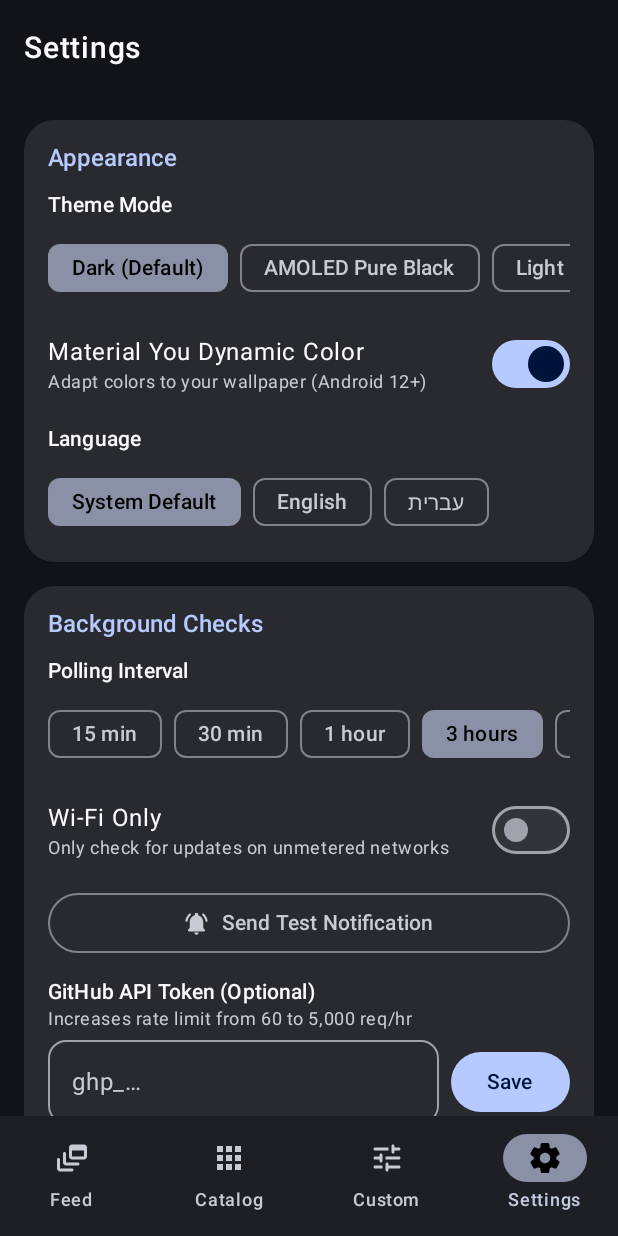
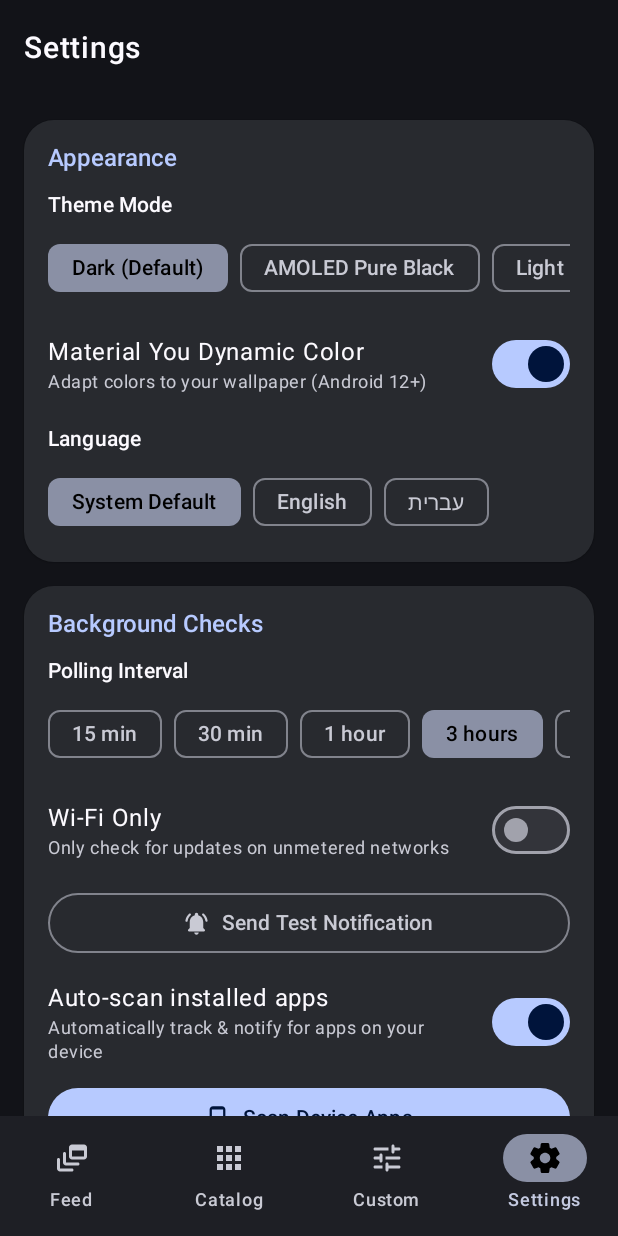
Before and after one commit to dor2500/update-pulse, an Android app built with Jetpack Compose: the screen it shows after launch (MainActivity), item 4 of the bottom bar chosen, on a phone screen of 412 x 824 dp. Run offline under Robolectric (Android 15) with nearby library versions, the phone set to English and light mode, and no system bars; our stand-ins replace Room's generated code; 1 statement that could not run was skipped.

Commit message:
feat: automatic installed apps scanner with auto-tracking and notifications (v1.5.0)

```diff
--- a/app/build.gradle.kts
+++ b/app/build.gradle.kts
@@ -14,8 +14,8 @@ android {
         applicationId = "com.dor2500.updatepulse"
         minSdk = 26
         targetSdk = 35
-        versionCode = 6
-        versionName = "1.4.1"
+        versionCode = 7
+        versionName = "1.5.0"
 
         buildConfigField("String", "GITHUB_REPO", "\"dor2500/update-pulse\"")
 
--- a/app/src/main/AndroidManifest.xml
+++ b/app/src/main/AndroidManifest.xml
@@ -6,6 +6,9 @@
     <uses-permission android:name="android.permission.ACCESS_NETWORK_STATE" />
     <uses-permission android:name="android.permission.POST_NOTIFICATIONS" />
     <uses-permission android:name="android.permission.REQUEST_INSTALL_PACKAGES" />
+    <uses-permission
+        android:name="android.permission.QUERY_ALL_PACKAGES"
+        tools:ignore="QueryAllPackagesPermission" />
 
     <application
         android:name=".UpdatePulseApp"
--- a/app/src/main/java/com/dor2500/updatepulse/MainActivity.kt
+++ b/app/src/main/java/com/dor2500/updatepulse/MainActivity.kt
@@ -95,6 +95,7 @@ private fun UpdatePulseRoot(viewModel: MainViewModel) {
     val isRefreshing by viewModel.isRefreshing.collectAsStateWithLifecycle()
     val availableAppUpdate by viewModel.availableAppUpdate.collectAsStateWithLifecycle()
     val isCheckingAppUpdate by viewModel.isCheckingAppUpdate.collectAsStateWithLifecycle()
+    val isScanningApps by viewModel.isScanningApps.collectAsStateWithLifecycle()
     val downloadState by viewModel.downloadState.collectAsStateWithLifecycle()
 
     var currentTab by remember { mutableStateOf(NavTab.FEED) }
@@ -164,6 +165,8 @@ private fun UpdatePulseRoot(viewModel: MainViewModel) {
                 )
                 NavTab.CATALOG -> CatalogScreen(
                     services = services,
+                    isScanningApps = isScanningApps,
+                    onScanInstalledApps = { viewModel.scanInstalledApps(silentIfNoNew = false) },
                     onToggleSubscription = viewModel::toggleSubscription,
                     onToggleNotifications = viewModel::toggleServiceNotifications,
                     onCheckService = viewModel::checkSingleService
@@ -182,11 +185,14 @@ private fun UpdatePulseRoot(viewModel: MainViewModel) {
                 NavTab.SETTINGS -> SettingsScreen(
                     preferences = prefs,
                     isCheckingAppUpdate = isCheckingAppUpdate,
+                    isScanningApps = isScanningApps,
                     onThemeModeChange = viewModel::setThemeMode,
                     onDynamicColorChange = viewModel::setDynamicColor,
                     onLanguageChange = viewModel::setAppLanguage,
                     onPollIntervalChange = viewModel::setPollInterval,
                     onWifiOnlyChange = viewModel::setWifiOnly,
+                    onAutoScanAppsChange = viewModel::setAutoScanApps,
+                    onScanInstalledApps = { viewModel.scanInstalledApps(silentIfNoNew = false) },
                     onGithubTokenSave = viewModel::setGithubToken,
                     onSendTestNotification = viewModel::sendTestNotification,
                     onClearFeed = viewModel::clearFeed,
--- a/app/src/main/java/com/dor2500/updatepulse/data/local/Daos.kt
+++ b/app/src/main/java/com/dor2500/updatepulse/data/local/Daos.kt
@@ -39,6 +39,9 @@ interface TrackedServiceDao {
     @Query("UPDATE tracked_services SET notificationsEnabled = :enabled WHERE id = :id")
     suspend fun setNotificationsEnabled(id: String, enabled: Boolean)
 
+    @Query("UPDATE tracked_services SET isSubscribed = 1, notificationsEnabled = 1 WHERE id IN (:ids)")
+    suspend fun enableTrackingAndNotifications(ids: List<String>)
+
     @Query("DELETE FROM tracked_services WHERE id = :id")
     suspend fun deleteById(id: String)
 }
--- /dev/null
+++ b/app/src/main/java/com/dor2500/updatepulse/data/local/InstalledAppScanner.kt
@@ -0,0 +1,207 @@
+package com.dor2500.updatepulse.data.local
+
+import android.content.Context
+import android.content.pm.PackageManager
+import kotlinx.coroutines.Dispatchers
+import kotlinx.coroutines.withContext
+
+data class AppScanMatch(
+    val serviceId: String,
+    val serviceName: String,
+    val packageName: String
+)
+
+class InstalledAppScanner(private val context: Context) {
+
+    suspend fun scan(allServices: List<TrackedServiceEntity>): List<AppScanMatch> =
+        withContext(Dispatchers.IO) {
+            val pm = context.packageManager
+            val installedApps = pm.getInstalledApplications(PackageManager.GET_META_DATA)
+            val servicesById = allServices.associateBy { it.id }
+
+            // Build normalized name index for fallback matching of launcher apps
+            val normalizedCatalog = allServices
+                .filter { !it.isCustom }
+                .mapNotNull { service ->
+                    val cleanName = service.name
+                        .substringBefore(" (")
+                        .trim()
+                    val norm = normalize(cleanName)
+                    if (norm.length >= 4) norm to service else null
+                }
+
+            val matched = linkedMapOf<String, AppScanMatch>()
+
+            for (appInfo in installedApps) {
+                val pkg = appInfo.packageName ?: continue
+                if (pkg == context.packageName) continue
+
+                // 1. Direct package-name match (works for both user & key system/Google apps)
+                val mappedId = PACKAGE_TO_SERVICE_ID[pkg]
+                if (mappedId != null) {
+                    val service = servicesById[mappedId]
+                    if (service != null && !matched.containsKey(service.id)) {
+                        matched[service.id] = AppScanMatch(
+                            serviceId = service.id,
+                            serviceName = service.name,
+                            packageName = pkg
+                        )
+                        continue
+                    }
+                }
+
+                // 2. Fallback label match only for user-launchable apps to avoid system noise
+                val isLaunchable = pm.getLaunchIntentForPackage(pkg) != null
+                if (!isLaunchable) continue
+
+                val appLabel = pm.getApplicationLabel(appInfo).toString()
+                val normLabel = normalize(appLabel)
+                if (normLabel.length < 4) continue
+
+                val labelMatch = normalizedCatalog.firstOrNull { (normService, _) ->
+                    normLabel == normService
+                }?.second
+
+                if (labelMatch != null && !matched.containsKey(labelMatch.id)) {
+                    matched[labelMatch.id] = AppScanMatch(
+                        serviceId = labelMatch.id,
+                        serviceName = labelMatch.name,
+                        packageName = pkg
+                    )
+                }
+            }
+
+            matched.values.toList()
+        }
+
+    private fun normalize(value: String): String =
+        value.lowercase().replace(Regex("[^a-z0-9\u0590-\u05ff]"), "")
+
+    companion object {
+        private val PACKAGE_TO_SERVICE_ID: Map<String, String> = mapOf(
+            // Google & Pixel
+            "com.google.android.gms" to "google_play_services",
+            "com.android.vending" to "google_play_store",
+            "com.google.android.GoogleCamera" to "google_pixel_camera",
+            "com.google.android.webview" to "google_webview",
+            "com.google.android.apps.wear.companion" to "google_pixel_watch",
+            "com.google.android.googlequicksearchbox" to "google_app",
+            "com.google.android.apps.messaging" to "google_messages",
+            "com.google.android.inputmethod.latin" to "google_gboard",
+            "com.google.android.apps.photos" to "google_photos",
+            "com.google.android.apps.maps" to "google_maps",
+            "com.google.android.dialer" to "google_phone",
+            "com.google.android.contacts" to "google_contacts",
+            "com.google.android.deskclock" to "google_clock",
+            "com.google.android.calculator" to "google_calculator",
+            "com.google.android.projection.gearhead" to "google_android_auto",
+            "com.google.android.apps.chromecast.app" to "google_home",
+            "com.google.android.apps.nexuslauncher" to "google_pixel_launcher",
+            "com.google.android.apps.wearables.maestro.companion" to "google_pixel_buds",
+            "com.google.android.gm" to "google_gmail",
+            "com.google.android.calendar" to "google_calendar",
+            "com.google.android.apps.docs" to "google_drive",
+            "com.google.android.apps.docs.editors.docs" to "google_docs",
+            "com.google.android.apps.docs.editors.sheets" to "google_sheets",
+            "com.google.android.apps.docs.editors.slides" to "google_slides",
+            "com.google.android.keep" to "google_keep",
+            "com.google.android.apps.translate" to "google_translate",
+            "com.google.android.apps.walletnfcrel" to "google_wallet",
+            "com.google.android.apps.authenticator2" to "google_authenticator",
+            "com.google.android.youtube" to "google_youtube",
+            "com.google.android.apps.youtube.music" to "google_yt_music",
+            "com.google.android.apps.nbu.files" to "google_files",
+            "com.google.android.apps.adm" to "google_find_my",
+
+            // Messaging & Social
+            "com.whatsapp" to "msg_whatsapp_beta",
+            "com.whatsapp.w4b" to "msg_whatsapp_business",
+            "org.telegram.messenger" to "msg_telegram",
+            "org.telegram.messenger.web" to "msg_telegram",
+            "org.thunderdog.challegram" to "msg_telegram_x",
+            "nekox.messenger" to "msg_nekogram",
+            "com.discord" to "msg_discord",
+            "org.thoughtcrime.securesms" to "msg_signal",
+            "com.instagram.android" to "msg_instagram",
+            "com.instagram.barcelona" to "msg_threads",
+            "com.facebook.katana" to "msg_facebook",
+            "com.facebook.orca" to "msg_messenger",
+            "com.twitter.android" to "msg_x_twitter",
+            "com.reddit.frontpage" to "msg_reddit",
+            "com.Slack" to "msg_slack",
+            "com.microsoft.teams" to "msg_teams",
+            "us.zoom.videomeetings" to "msg_zoom",
+            "com.snapchat.android" to "msg_snapchat",
+            "com.zhiliaoapp.musically" to "msg_tiktok",
+            "com.linkedin.android" to "msg_linkedin",
+            "com.viber.voip" to "msg_viber",
+            "im.vector.app" to "msg_element",
+            "network.loki.messenger" to "msg_session",
+            "chat.simplex.app" to "msg_simplex",
+            "xyz.blueskyweb.app" to "msg_bluesky",
+            "org.joinmastodon.android" to "msg_mastodon",
+            "com.keylesspalace.tusky" to "msg_tusky",
+            "net.thunderbird.android" to "msg_thunderbird",
+            "ch.protonmail.android" to "msg_proton_mail",
+            "de.tutao.tutanota" to "msg_tuta_mail",
+
+            // Browsers
+            "com.android.chrome" to "browser_chrome_stable",
+            "com.chrome.beta" to "browser_chrome_beta",
+            "com.chrome.canary" to "browser_chrome_canary",
+            "org.mozilla.firefox" to "browser_firefox",
+            "org.mozilla.firefox_beta" to "browser_firefox_beta",
+            "org.mozilla.fenix" to "browser_firefox_nightly",
+            "org.mozilla.focus" to "browser_firefox_focus",
+            "com.brave.browser" to "browser_brave",
+            "com.vivaldi.browser" to "browser_vivaldi_stable",
+            "com.vivaldi.browser.snapshot" to "browser_vivaldi",
+            "com.microsoft.emmx" to "browser_edge",
+            "com.microsoft.emmx.canary" to "browser_edge_canary",
+            "com.opera.browser" to "browser_opera",
+            "com.opera.gx" to "browser_opera_gx",
+            "com.duckduckgo.mobile.android" to "browser_duckduckgo",
+
+            // Android Power-User & Open Source
+            "com.aurora.store" to "gl_aurora_store",
+            "org.fdroid.fdroid" to "gl_fdroid_client",
+            "app.organicmaps" to "gl_organic_maps",
+
+            // Israel Regional
+            "com.waze" to "il_waze",
+            "com.tranzmate" to "il_moovit",
+            "com.bnhp.payments.app" to "il_bit",
+            "com.payboxapp" to "il_paybox",
+            "com.hopon.ravkav" to "il_ravkav",
+            "com.unicell.pango" to "il_pango",
+            "com.cellopark.android" to "il_cello",
+            "com.tzofar.redalert" to "il_tzofar",
+            "com.alert.meserhadash" to "il_oref",
+            "com.keshet.mako.vod" to "il_12plus",
+            "com.kan.android" to "il_kan",
+
+            // Global Media / Security / AI
+            "com.openai.chatgpt" to "ai_chatgpt",
+            "com.anthropic.claude" to "ai_claude",
+            "com.google.android.apps.bard" to "ai_gemini",
+            "ai.perplexity.app.android" to "ai_perplexity",
+            "com.microsoft.copilot" to "ai_copilot",
+            "com.x8bit.bitwarden" to "sec_bitwarden",
+            "com.onepassword.android" to "sec_1password",
+            "ch.protonvpn.android" to "sec_protonvpn",
+            "com.tailscale.ipn" to "sec_tailscale",
+            "com.wireguard.android" to "sec_wireguard",
+            "net.mullvad.mullvadvpn" to "sec_mullvad",
+            "com.adguard.android" to "sec_adguard",
+            "io.homeassistant.companion.android" to "sm_home_assistant",
+            "com.plexapp.android" to "sm_plex",
+            "org.jellyfin.mobile" to "sm_jellyfin",
+            "com.spotify.music" to "sm_spotify",
+            "com.netflix.mediaclient" to "sm_netflix",
+            "org.videolan.vlc" to "sm_vlc",
+            "com.termux" to "pw_termux",
+            "moe.shizuku.privileged.api" to "pw_shizuku",
+            "com.topjohnwu.magisk" to "pw_magisk"
+        )
+    }
+}
--- a/app/src/main/java/com/dor2500/updatepulse/data/preferences/UserPreferencesRepository.kt
+++ b/app/src/main/java/com/dor2500/updatepulse/data/preferences/UserPreferencesRepository.kt
@@ -21,6 +21,8 @@ data class UserPreferences(
     val pollInterval: PollInterval = PollInterval.HOUR_3,
     val wifiOnly: Boolean = false,
     val autoCheckAppUpdate: Boolean = true,
+    val autoScanApps: Boolean = true,
+    val hasCompletedInitialScan: Boolean = false,
     val githubToken: String = "",
     val appLanguage: AppLanguage = AppLanguage.SYSTEM
 )
@@ -33,6 +35,8 @@ class UserPreferencesRepository(private val context: Context) {
         val POLL_INTERVAL = stringPreferencesKey("poll_interval")
         val WIFI_ONLY = booleanPreferencesKey("wifi_only")
         val AUTO_CHECK_APP_UPDATE = booleanPreferencesKey("auto_check_app_update")
+        val AUTO_SCAN_APPS = booleanPreferencesKey("auto_scan_apps")
+        val HAS_COMPLETED_INITIAL_SCAN = booleanPreferencesKey("has_completed_initial_scan")
         val GITHUB_TOKEN = stringPreferencesKey("github_token")
         val APP_LANGUAGE = stringPreferencesKey("app_language")
     }
@@ -56,6 +60,8 @@ class UserPreferencesRepository(private val context: Context) {
             pollInterval = interval,
             wifiOnly = prefs[Keys.WIFI_ONLY] ?: false,
             autoCheckAppUpdate = prefs[Keys.AUTO_CHECK_APP_UPDATE] ?: true,
+            autoScanApps = prefs[Keys.AUTO_SCAN_APPS] ?: true,
+            hasCompletedInitialScan = prefs[Keys.HAS_COMPLETED_INITIAL_SCAN] ?: false,
             githubToken = prefs[Keys.GITHUB_TOKEN] ?: "",
             appLanguage = language
         )
@@ -81,6 +87,14 @@ class UserPreferencesRepository(private val context: Context) {
         context.dataStore.edit { it[Keys.AUTO_CHECK_APP_UPDATE] = enabled }
     }
 
+    suspend fun setAutoScanApps(enabled: Boolean) {
+        context.dataStore.edit { it[Keys.AUTO_SCAN_APPS] = enabled }
+    }
+
+    suspend fun setInitialScanCompleted() {
+        context.dataStore.edit { it[Keys.HAS_COMPLETED_INITIAL_SCAN] = true }
+    }
+
     suspend fun setGithubToken(token: String) {
         context.dataStore.edit { it[Keys.GITHUB_TOKEN] = token.trim() }
     }
--- a/app/src/main/java/com/dor2500/updatepulse/data/repository/UpdateRepository.kt
+++ b/app/src/main/java/com/dor2500/updatepulse/data/repository/UpdateRepository.kt
@@ -3,6 +3,7 @@ package com.dor2500.updatepulse.data.repository
 import android.content.Context
 import com.dor2500.updatepulse.data.local.AppDatabase
 import com.dor2500.updatepulse.data.local.CuratedCatalog
+import com.dor2500.updatepulse.data.local.InstalledAppScanner
 import com.dor2500.updatepulse.data.local.TrackedServiceEntity
 import com.dor2500.updatepulse.data.local.UpdateEventEntity
 import com.dor2500.updatepulse.data.network.FetchedRelease
@@ -23,6 +24,11 @@ import kotlinx.serialization.json.Json
 data class CheckSummary(
     val checkedCount: Int,
     val newUpdatesCount: Int
+)
+
+data class AppScanSummary(
+    val totalMatched: Int,
+    val newlyEnabled: Int
 )
 
 @Serializable
@@ -53,6 +59,24 @@ class UpdateRepository(
 
     suspend fun ensureSeeded() {
         serviceDao.insertIgnoreAll(CuratedCatalog.defaultServices)
+    }
+
+    suspend fun scanAndAutoSubscribeInstalledApps(): AppScanSummary {
+        ensureSeeded()
+        val allServices = serviceDao.getAll()
+        val matches = InstalledAppScanner(context).scan(allServices)
+        if (matches.isEmpty()) {
+            return AppScanSummary(totalMatched = 0, newlyEnabled = 0)
+        }
+        val byId = allServices.associateBy { it.id }
+        val newlyEnabled = matches.count { match ->
+            val current = byId[match.serviceId]
+            current != null && (!current.isSubscribed || !current.notificationsEnabled)
+        }
+        matches.map { it.serviceId }.chunked(500).forEach { chunk ->
+            serviceDao.enableTrackingAndNotifications(chunk)
+        }
+        return AppScanSummary(totalMatched = matches.size, newlyEnabled = newlyEnabled)
     }
 
     suspend fun setSubscribed(id: String, subscribed: Boolean) {
--- a/app/src/main/java/com/dor2500/updatepulse/ui/MainViewModel.kt
+++ b/app/src/main/java/com/dor2500/updatepulse/ui/MainViewModel.kt
@@ -64,12 +64,18 @@ class MainViewModel(application: Application) : AndroidViewModel(application) {
     private val _isCheckingAppUpdate = MutableStateFlow(false)
     val isCheckingAppUpdate: StateFlow<Boolean> = _isCheckingAppUpdate.asStateFlow()
 
+    private val _isScanningApps = MutableStateFlow(false)
+    val isScanningApps: StateFlow<Boolean> = _isScanningApps.asStateFlow()
+
     private val _downloadState = MutableStateFlow<DownloadState?>(null)
     val downloadState: StateFlow<DownloadState?> = _downloadState.asStateFlow()
 
     init {
         viewModelScope.launch {
             val prefs = prefsRepo.preferencesFlow.first()
+            if (prefs.autoScanApps || !prefs.hasCompletedInitialScan) {
+                scanInstalledApps(silentIfNoNew = true)
+            }
             if (prefs.autoCheckAppUpdate) {
                 checkForAppUpdate(silentIfUpToDate = true)
             }
@@ -174,6 +180,39 @@ class MainViewModel(application: Application) : AndroidViewModel(application) {
 
     fun setAutoCheckAppUpdate(enabled: Boolean) {
         viewModelScope.launch { prefsRepo.setAutoCheckAppUpdate(enabled) }
+    }
+
+    fun setAutoScanApps(enabled: Boolean) {
+        viewModelScope.launch { prefsRepo.setAutoScanApps(enabled) }
+    }
+
+    fun scanInstalledApps(silentIfNoNew: Boolean = false) {
+        if (_isScanningApps.value) return
+        viewModelScope.launch {
+            _isScanningApps.value = true
+            try {
+                val summary = repository.scanAndAutoSubscribeInstalledApps()
+                val prefs = prefsRepo.preferencesFlow.first()
+                prefsRepo.setInitialScanCompleted()
+                WorkScheduler.schedule(getApplication(), prefs.pollInterval, prefs.wifiOnly)
+                if (!silentIfNoNew || summary.newlyEnabled > 0) {
+                    val app = getApplication<Application>()
+                    _snackbarEvents.emit(
+                        app.getString(
+                            com.dor2500.updatepulse.R.string.scan_apps_result,
+                            summary.totalMatched,
+                            summary.newlyEnabled
+                        )
+                    )
+                }
+            } catch (e: Exception) {
+                if (!silentIfNoNew) {
+                    _snackbarEvents.emit("Scan failed: ${e.message ?: "Unknown error"}")
+                }
+            } finally {
+                _isScanningApps.value = false
+            }
+        }
     }
 
     fun setGithubToken(token: String) {
--- a/app/src/main/java/com/dor2500/updatepulse/ui/screens/CatalogScreen.kt
+++ b/app/src/main/java/com/dor2500/updatepulse/ui/screens/CatalogScreen.kt
@@ -23,6 +23,7 @@ import androidx.compose.material.icons.Icons
 import androidx.compose.material.icons.rounded.Clear
 import androidx.compose.material.icons.rounded.Notifications
 import androidx.compose.material.icons.rounded.NotificationsOff
+import androidx.compose.material.icons.rounded.PhoneAndroid
 import androidx.compose.material.icons.rounded.Refresh
 import androidx.compose.material.icons.rounded.Search
 import androidx.compose.material3.CardDefaults
@@ -59,6 +60,8 @@ import com.dor2500.updatepulse.data.model.SourceType
 @Composable
 fun CatalogScreen(
     services: List<TrackedServiceEntity>,
+    isScanningApps: Boolean,
+    onScanInstalledApps: () -> Unit,
     onToggleSubscription: (TrackedServiceEntity) -> Unit,
     onToggleNotifications: (TrackedServiceEntity) -> Unit,
     onCheckService: (TrackedServiceEntity) -> Unit
@@ -104,6 +107,15 @@ fun CatalogScreen(
         TopAppBar(
             title = { Text(stringResource(R.string.catalog_title)) },
             actions = {
+                IconButton(
+                    onClick = onScanInstalledApps,
+                    enabled = !isScanningApps
+                ) {
+                    Icon(
+                        imageVector = Icons.Rounded.PhoneAndroid,
+                        contentDescription = stringResource(R.string.scan_apps_action)
+                    )
+                }
                 Text(
                     text = stringResource(R.string.catalog_count, catalogServices.size),
                     style = MaterialTheme.typography.labelLarge,
--- a/app/src/main/java/com/dor2500/updatepulse/ui/screens/SettingsScreen.kt
+++ b/app/src/main/java/com/dor2500/updatepulse/ui/screens/SettingsScreen.kt
@@ -24,6 +24,7 @@ import androidx.compose.foundation.verticalScroll
 import androidx.compose.material.icons.Icons
 import androidx.compose.material.icons.rounded.Download
 import androidx.compose.material.icons.rounded.NotificationsActive
+import androidx.compose.material.icons.rounded.PhoneAndroid
 import androidx.compose.material.icons.rounded.SystemUpdate
 import androidx.compose.material.icons.rounded.Upload
 import androidx.compose.material3.Button
@@ -63,11 +64,14 @@ import com.dor2500.updatepulse.data.preferences.UserPreferences
 fun SettingsScreen(
     preferences: UserPreferences,
     isCheckingAppUpdate: Boolean,
+    isScanningApps: Boolean,
     onThemeModeChange: (ThemeMode) -> Unit,
     onDynamicColorChange: (Boolean) -> Unit,
     onLanguageChange: (AppLanguage) -> Unit,
     onPollIntervalChange: (PollInterval) -> Unit,
     onWifiOnlyChange: (Boolean) -> Unit,
+    onAutoScanAppsChange: (Boolean) -> Unit,
+    onScanInstalledApps: () -> Unit,
     onGithubTokenSave: (String) -> Unit,
     onSendTestNotification: () -> Unit,
     onClearFeed: () -> Unit,
@@ -213,6 +217,30 @@ fun SettingsScreen(
                     Icon(Icons.Rounded.NotificationsActive, contentDescription = null, modifier = Modifier.size(18.dp))
                     Spacer(modifier = Modifier.width(8.dp))
                     Text(stringResource(R.string.settings_test_notification))
+                }
+                Spacer(modifier = Modifier.height(10.dp))
+                SettingsToggleRow(
+                    title = stringResource(R.string.scan_apps_auto),
+                    subtitle = stringResource(R.string.scan_apps_auto_sub),
+                    checked = preferences.autoScanApps,
+                    onCheckedChange = onAutoScanAppsChange
+                )
+                Spacer(modifier = Modifier.height(8.dp))
+                Button(
+                    onClick = onScanInstalledApps,
+                    enabled = !isScanningApps,
+                    modifier = Modifier.fillMaxWidth()
+                ) {
+                    if (isScanningApps) {
+                        CircularProgressIndicator(
+                            modifier = Modifier.size(18.dp),
+                            strokeWidth = 2.dp
+                        )
+                    } else {
+                        Icon(Icons.Rounded.PhoneAndroid, contentDescription = null, modifier = Modifier.size(18.dp))
+                    }
+                    Spacer(modifier = Modifier.width(8.dp))
+                    Text(stringResource(R.string.scan_apps_action))
                 }
                 Spacer(modifier = Modifier.height(12.dp))
                 var tokenInput by remember(preferences.githubToken) { mutableStateOf(preferences.githubToken) }
--- a/app/src/main/res/values/strings.xml
+++ b/app/src/main/res/values/strings.xml
@@ -37,6 +37,10 @@
     <string name="catalog_subscribed_only">Subscribed</string>
     <string name="catalog_count">%1$d services</string>
     <string name="catalog_error">Error: %1$s</string>
+    <string name="scan_apps_action">Scan Device Apps</string>
+    <string name="scan_apps_auto">Auto-scan installed apps</string>
+    <string name="scan_apps_auto_sub">Automatically track &amp; notify for apps on your device</string>
+    <string name="scan_apps_result">Matched %1$d installed apps • %2$d newly enabled</string>
 
     <!-- Regions -->
     <string name="region_global">Global</string>
```
Also changed, not shown: 2 other files.
